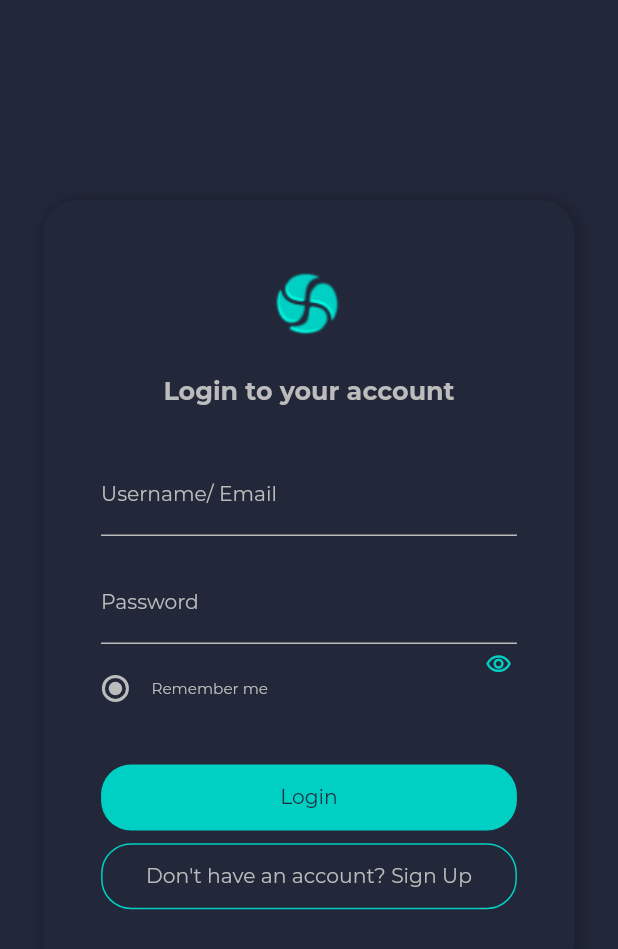
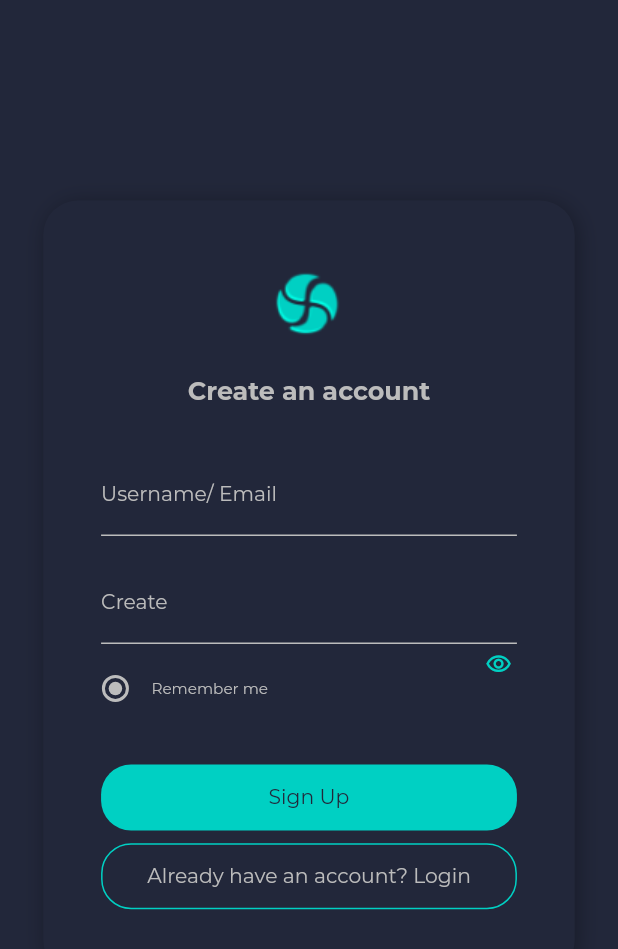
Before and after one commit to flexxited/Swastek, a Flutter app: the LoginView screen opened by its route, after a tap on "Don't have an account? Sign Up", on a phone screen of 412 x 824 dp. Shown: the top 949 px of the screen. Run offline on Flutter 3.47's test engine with Material 2 defaults, Android fonts, the phone set to English and light mode, and no system bars; our stand-ins replace cloud_firestore, dartz, firebase_auth, firebase_core, flutter_blue, flutter_screenutil and 4 more; missing offline and left inert: app_settings; accounts and stored records are empty.

Commit message:
signup page and login user input

```diff
--- a/lib/app/modules/login/controllers/login_controller.dart
+++ b/lib/app/modules/login/controllers/login_controller.dart
@@ -7,10 +7,11 @@ import '../../../../domain/core/value_objects.dart';
 import '../../../routes/app_pages.dart';
 
 class LoginController extends GetxController {
-  RxString email = "testuser1@swastek.com".obs;
-  RxString password = "12345678".obs;
+  RxString email = "".obs;
+  RxString password = "".obs;
 
   RxBool isLoading = false.obs;
+  RxBool isLoginPage = true.obs;
 
   final IAuth _iAuth;
 
@@ -18,6 +19,8 @@ class LoginController extends GetxController {
 
   @override
   void onClose() {}
+
+  void signUp() {}
 
   void login() {
     final EmailAddress e = EmailAddress(email.value);
--- a/lib/app/modules/login/views/login_view.dart
+++ b/lib/app/modules/login/views/login_view.dart
@@ -8,15 +8,40 @@ import 'widgets/reusable_account_screen.dart';
 class LoginView extends GetView<LoginController> {
   @override
   Widget build(BuildContext context) {
-    return const Scaffold(
-      body: ReusableAccountPage(
+    return Obx(() {
+      return Scaffold(
+          body: controller.isLoginPage.value == true
+              ? ReusableAccountPage(
                   isSuffix: true,
                   heading: "Login to your account",
                   secondButtonText: "Don't have an account? Sign Up",
                   firstButtonText: "Login",
                   textFieldLabel: "Password",
                   next: 1,
-      ),
-    );
+                  onEmailChange: (s) => controller.email.value = s,
+                  onPasswordChange: (s) => controller.password.value = s,
+                  onFirstButtonPressed: () {
+                    controller.login();
+                  },
+                  onSecondButtonPressed: () {
+                    print(controller.isLoginPage.value);
+                    controller.isLoginPage.toggle();
+                    print(controller.isLoginPage.value);
+                  })
+              : ReusableAccountPage(
+                  isSuffix: false,
+                  heading: "Create an account",
+                  secondButtonText: "Already have an account? Login",
+                  firstButtonText: "Sign Up",
+                  textFieldLabel: "Create",
+                  next: 0,
+                  onEmailChange: (s) => controller.email.value = s,
+                  onPasswordChange: (s) => controller.password.value = s,
+                  onFirstButtonPressed: () {
+                    controller.signUp();
+                  },
+                  onSecondButtonPressed: () => controller.isLoginPage.toggle(),
+                ));
+    });
   }
 }
--- a/lib/app/modules/login/views/widgets/reusable_account_screen.dart
+++ b/lib/app/modules/login/views/widgets/reusable_account_screen.dart
@@ -10,6 +10,10 @@ class ReusableAccountPage extends StatelessWidget {
   final String secondButtonText;
   final String firstButtonText;
   final int next;
+  final Function(String) onEmailChange;
+  final Function(String) onPasswordChange;
+  final void Function() onFirstButtonPressed;
+  final void Function() onSecondButtonPressed;
 
   const ReusableAccountPage(
       {required this.isSuffix,
@@ -17,7 +21,11 @@ class ReusableAccountPage extends StatelessWidget {
       required this.secondButtonText,
       required this.firstButtonText,
       required this.textFieldLabel,
-      required this.next});
+      required this.next,
+      required this.onEmailChange,
+      required this.onPasswordChange,
+      required this.onFirstButtonPressed,
+      required this.onSecondButtonPressed});
 
   @override
   Widget build(BuildContext context) {
@@ -65,18 +73,15 @@ class ReusableAccountPage extends StatelessWidget {
                   padding: EdgeInsets.only(top: 36.h, left: 20.w),
                   child: ReusableUnderlineLabelTextField(
                     label: "Username/ Email",
-                    onChange: (s) =>
-                        Get.find<LoginController>().email.value = s,
+                    onChange: onEmailChange,
                   ),
                 ),
                 Padding(
                   padding: EdgeInsets.only(top: 20.h, left: 20.w),
                   child: ReusableUnderlineLabelTextField(
-                    label: textFieldLabel,
-                    isSuffix: isSuffix,
-                    onChange: (s) =>
-                        Get.find<LoginController>().password.value = s,
-                  ),
+                      label: textFieldLabel,
+                      isSuffix: isSuffix,
+                      onChange: onPasswordChange),
                 ),
                 Padding(
                   padding: EdgeInsets.only(left: 286.w, top: 5.h),
@@ -120,9 +125,7 @@ class ReusableAccountPage extends StatelessWidget {
                 Padding(
                   padding: EdgeInsets.only(top: 51.h, left: 20.w),
                   child: GestureDetector(
-                    onTap: () {
-                      Get.find<LoginController>().login();
-                    },
+                    onTap: onFirstButtonPressed,
                     child: Container(
                       width: 288.w,
                       height: 52.h,
@@ -146,9 +149,7 @@ class ReusableAccountPage extends StatelessWidget {
                 Padding(
                   padding: EdgeInsets.only(top: 10.h, left: 20.w),
                   child: GestureDetector(
-                    onTap: () {
-                      // Get.to(account_screens[next]);
-                    },
+                    onTap: onSecondButtonPressed,
                     child: Container(
                       width: 288.w,
                       height: 52.h,
@@ -193,6 +194,7 @@ class ReusableUnderlineLabelTextField extends StatelessWidget {
   @override
   Widget build(BuildContext context) {
     return TextFormField(
+      onChanged: onChange,
       style: TextStyle(
           color: const Color(0xffBCBCBC),
           fontSize: 16.sp,
```
Also changed, not shown: lib/screens/sign_up_page.dart (deleted, +0 -17 lines), lib/app/modules/login/views/widgets/auth_styles.dart (added). Lines whose indentation alone changed are shown as unchanged.
